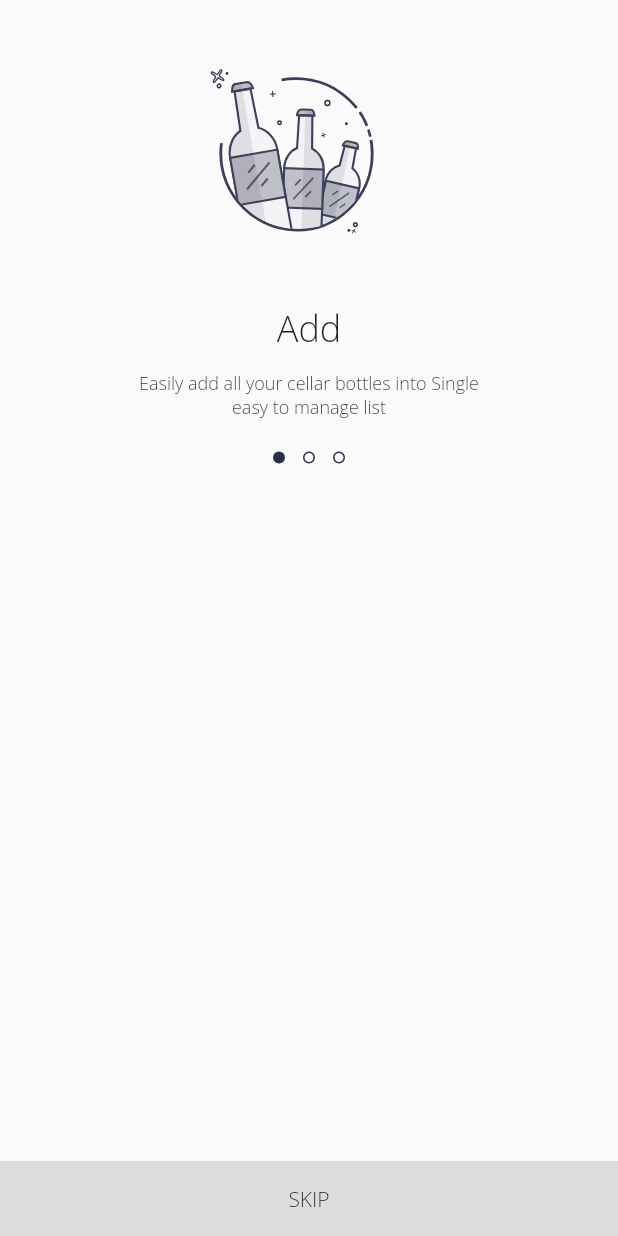
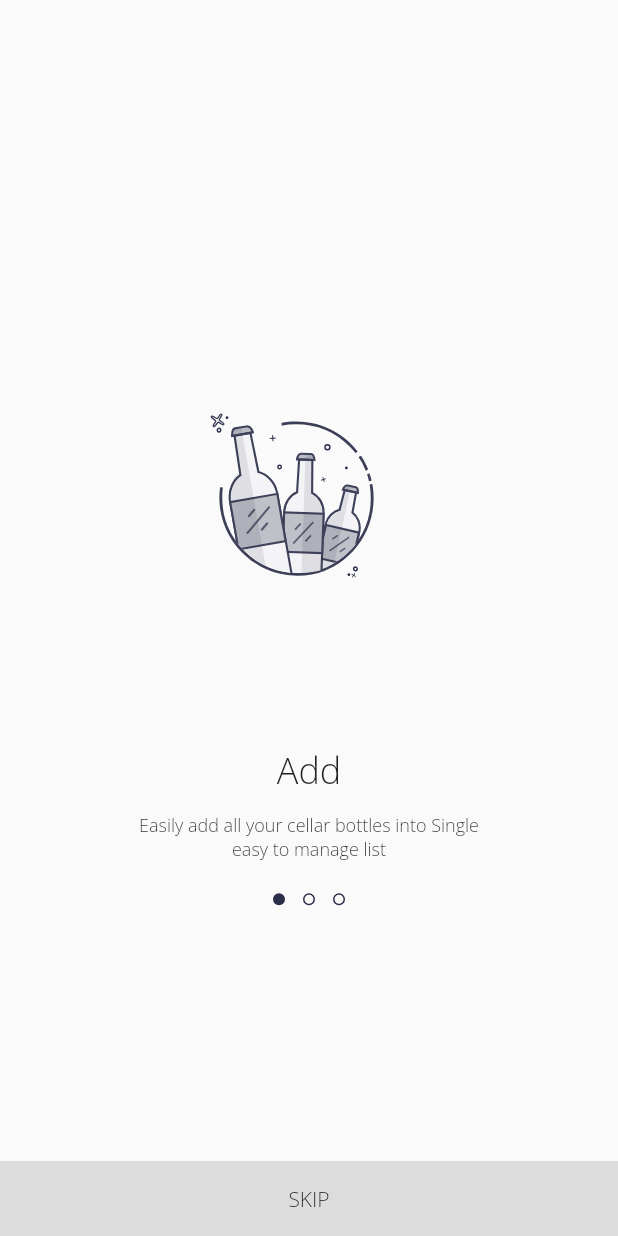
Before and after one commit to Aslmmon/flutter_mini_samples, a Flutter app: the screen it shows after launch, on a phone screen of 412 x 824 dp. Run offline on Flutter 3.47's test engine with Material 2 defaults, Android fonts, the phone set to English and light mode, and no system bars; our stand-ins replace flutter_svg, freezed_annotation, get.

```diff
--- a/lib/app_resources/values_manager.dart
+++ b/lib/app_resources/values_manager.dart
@@ -28,5 +28,6 @@ class AppSizes {
   static const double s150 = 150.0;
   static const double s160 = 160.0;
   static const double s170 = 170.0;
+  static const double s300 = 300.0;
 
 }
--- a/lib/onBoardingApp/presentation/onBoarding/OnBoardingView.dart
+++ b/lib/onBoardingApp/presentation/onBoarding/OnBoardingView.dart
@@ -8,6 +8,7 @@ import 'package:untitled/onBoardingApp/presentation/onBoarding/onBoardingViewMod
 
 class OnBoardingView extends StatelessWidget {
   final OnBoardingData onBoardingData;
+
   // final OnBoardingViewModel onBoardingViewModel;
 
   const OnBoardingView({required this.onBoardingData});
@@ -16,12 +17,12 @@ class OnBoardingView extends StatelessWidget {
   Widget build(BuildContext context) {
     final onBoardingViewModel = Get.find<OnBoardingViewModel>();
 
-    return Column(children: [
+    return Column(mainAxisAlignment: MainAxisAlignment.center, children: [
       const SizedBox(height: AppPaddings.p20),
       SvgPicture.asset(
         onBoardingData.imagePath,
         width: AppSizes.s150,
-        height: AppSizes.s170,
+        height:AppSizes.s300,
       ),
       const SizedBox(height: AppPaddings.p12),
       Text(
@@ -33,18 +34,16 @@ class OnBoardingView extends StatelessWidget {
           textAlign: TextAlign.center,
           style: const TextStyle(fontSize: AppSizes.s12)),
       const SizedBox(height: AppPaddings.p16),
-
       Obx(() => DotsIndicator(
           dotsCount: onBoardingViewModel.getOnBoardingList().length,
           position: onBoardingViewModel.starterOnBoardingIndex.value.toDouble(),
           decorator: DotsDecorator(
             color: ColorManager.whitecolor,
-            size:const Size.square(AppSizes.s8),
+            size: const Size.square(AppSizes.s8),
             activeSize: const Size.square(AppSizes.s8),
-            shape:  RoundedRectangleBorder(
+            shape: RoundedRectangleBorder(
                 borderRadius: BorderRadius.circular(5),
-                side: BorderSide(color: ColorManager.primary)
-            ),
+                side: BorderSide(color: ColorManager.primary)),
             activeShape: RoundedRectangleBorder(
                 borderRadius: BorderRadius.circular(5.0)),
             activeColor: ColorManager.primary,
--- a/lib/onBoardingApp/presentation/onBoarding/onBoardingScreensApp.dart
+++ b/lib/onBoardingApp/presentation/onBoarding/onBoardingScreensApp.dart
@@ -31,8 +31,10 @@ class _OnBoardingScreenAppState extends State<OnBoardingScreenApp> {
     return Scaffold(
       body: SafeArea(
         child: Column(
+          mainAxisAlignment: MainAxisAlignment.center,
           children: [
             Obx(() => Flexible(
+              flex: 2,
                   child: PageView(
                     scrollDirection: Axis.horizontal,
                     controller: pageController,
```
